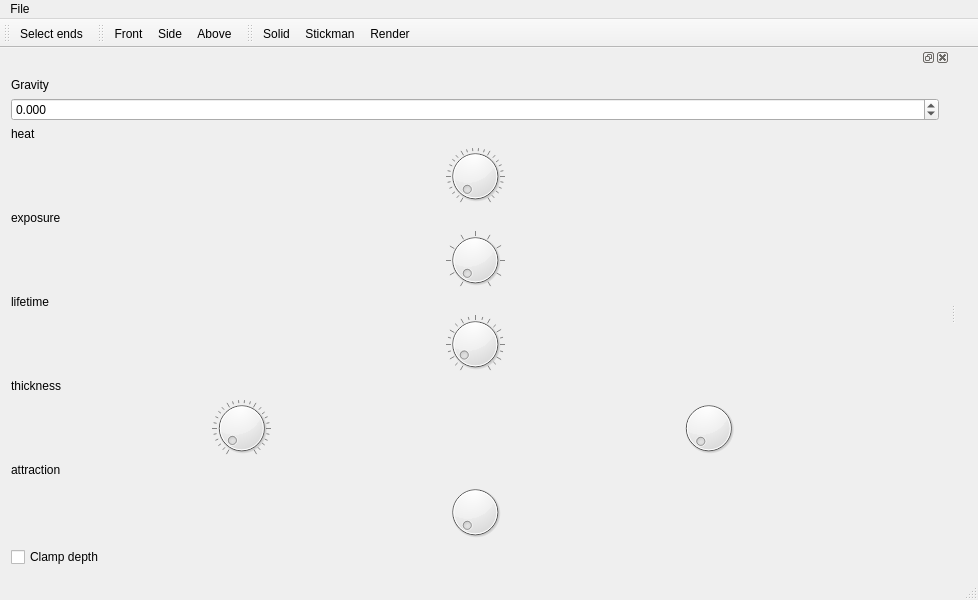
Qt form src/mainwindow.ui (jhud/abtsynth) before a commit.
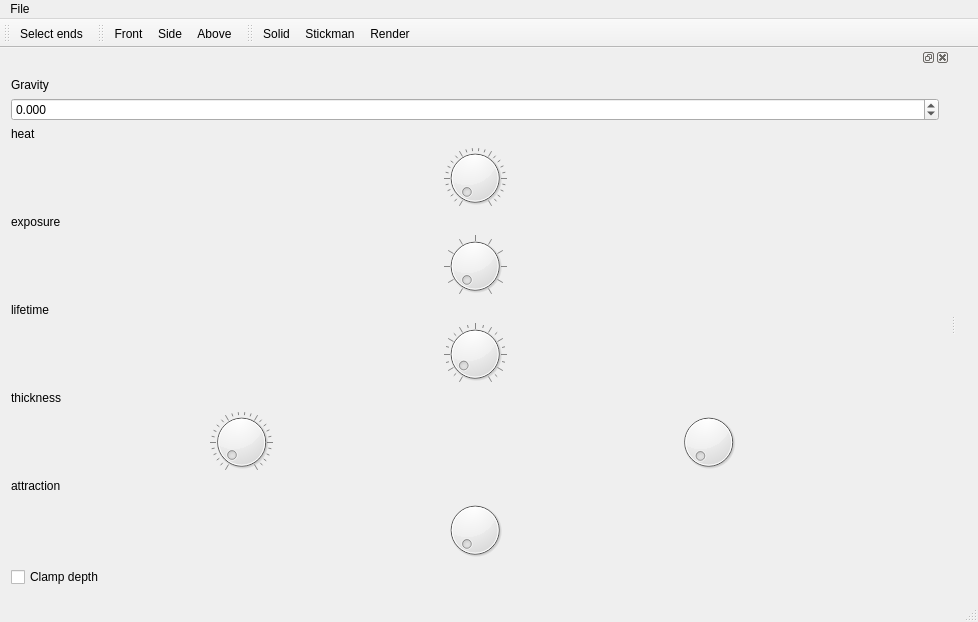
The same form after that commit. Custom widgets are drawn as their Qt base class.

Patch:
```diff
--- a/src/mainwindow.ui
+++ b/src/mainwindow.ui
@@ -7,7 +7,7 @@
     <x>0</x>
     <y>0</y>
     <width>978</width>
-    <height>600</height>
+    <height>622</height>
    </rect>
   </property>
   <property name="windowTitle">
```
Left out of the diff: 2 changed lines with no effect on the pictures.
